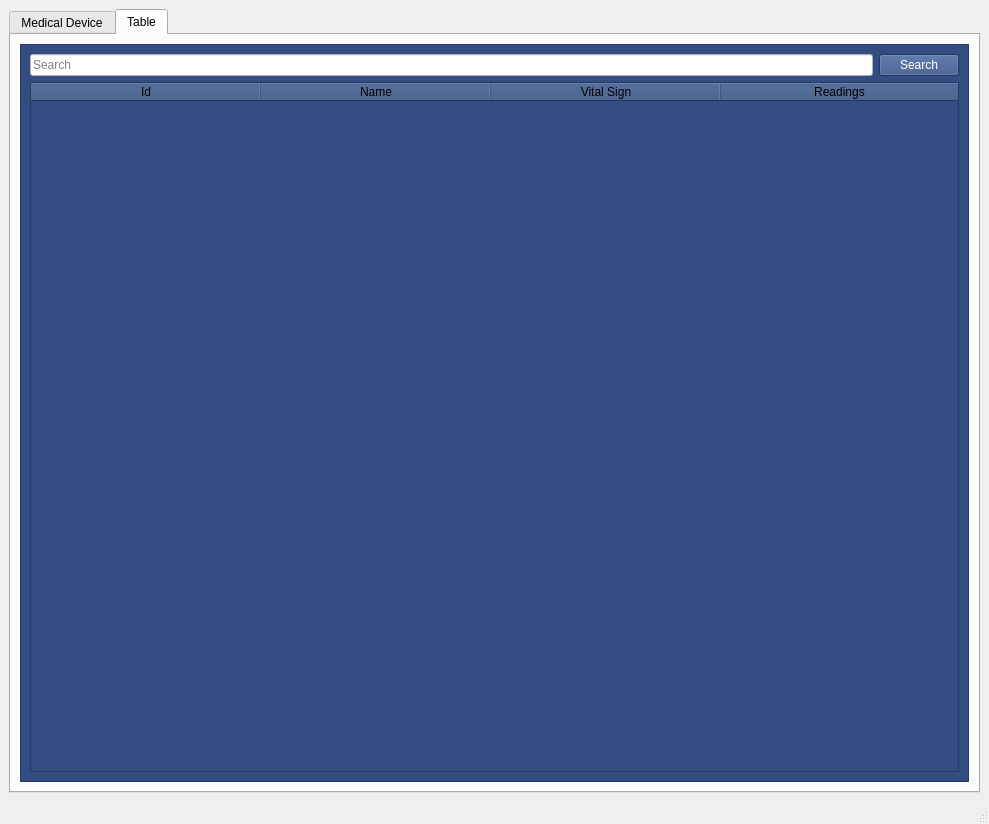
MalakEltuny/app, file Task4/app.ui: the form before one commit.
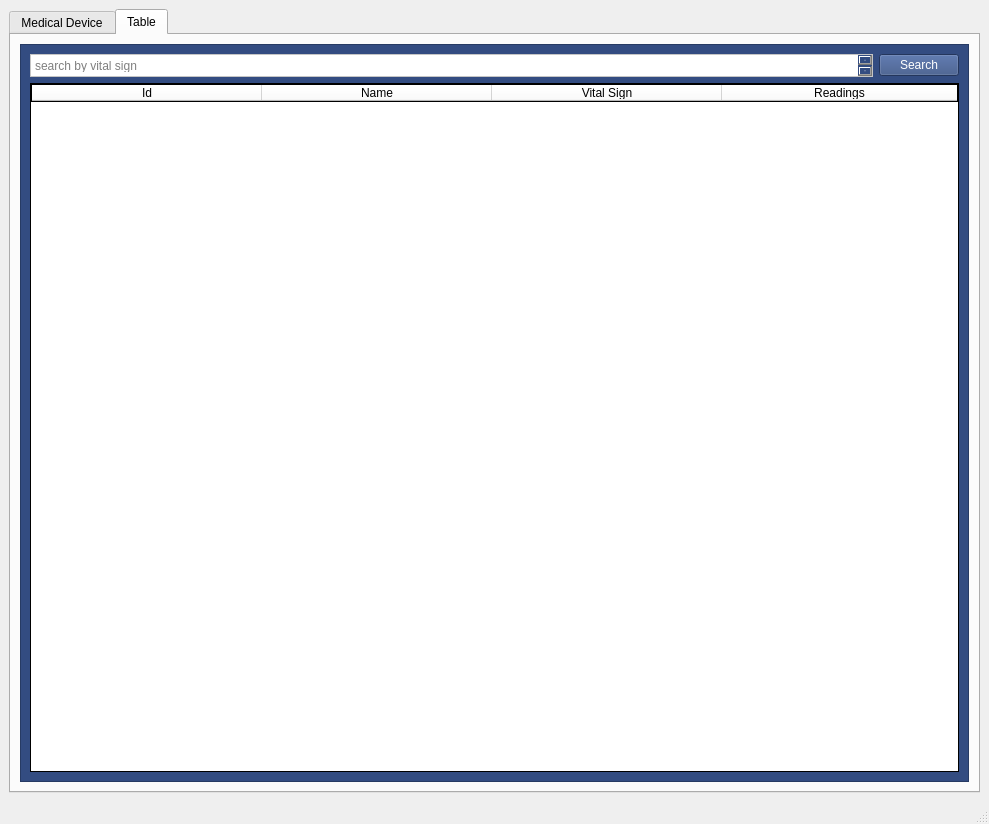
The form after the commit. The open tabs and pages were chosen to show the change. Custom widgets are drawn as their Qt base class.

What changed in the file:
```diff
--- a/Task4/app.ui
+++ b/Task4/app.ui
@@ -426,17 +426,6 @@
            <enum>QFrame::Raised</enum>
           </property>
           <layout class="QGridLayout" name="gridLayout_9">
-           <item row="0" column="0">
-            <widget class="QLineEdit" name="searchByVitalTextBox">
-             <property name="styleSheet">
-              <string notr="true">background-color:rgb(255, 255, 255);
-color:black;</string>
-             </property>
-             <property name="placeholderText">
-              <string>Search</string>
-             </property>
-            </widget>
-           </item>
            <item row="0" column="1">
             <widget class="QPushButton" name="searchByVitalBtn">
              <property name="text">
@@ -448,6 +437,8 @@
             <widget class="QTableWidget" name="tableWidget">
              <property name="styleSheet">
               <string notr="true">color:black;
+border: 1px solid black;
+background-color:white
 </string>
              </property>
              <attribute name="horizontalHeaderCascadingSectionResizes">
@@ -459,6 +450,9 @@
              <attribute name="horizontalHeaderStretchLastSection">
               <bool>true</bool>
              </attribute>
+             <attribute name="verticalHeaderVisible">
+              <bool>false</bool>
+             </attribute>
              <attribute name="verticalHeaderShowSortIndicator" stdset="0">
               <bool>false</bool>
              </attribute>
@@ -487,6 +481,23 @@
              </column>
             </widget>
            </item>
+           <item row="0" column="0">
+            <widget class="QTextEdit" name="searchByVitalTextBox">
+             <property name="maximumSize">
+              <size>
+               <width>16777215</width>
+               <height>23</height>
+              </size>
+             </property>
+             <property name="styleSheet">
+              <string notr="true">color:black;
+background-color:white;</string>
+             </property>
+             <property name="placeholderText">
+              <string>search by vital sign</string>
+             </property>
+            </widget>
+           </item>
           </layout>
          </widget>
         </item>
```
Left out of the diff: 2 changed lines with no effect on the pictures.
